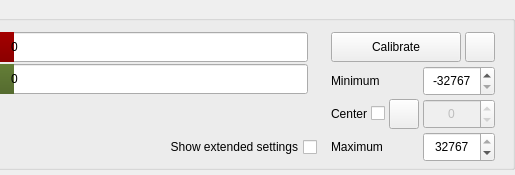
The window that src/widgets/axes/axes.ui (anpeaco/FreeJoyXConfiguratorQt) describes before a commit, drawn with Qt 5; both pictures show x 547 to 1062 and y 0 to 175 of the 1062 by 175 pixel window.
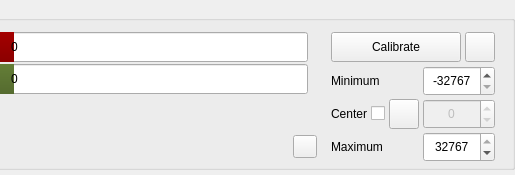
The same window after the commit. Icons and pictures are not drawn. Custom widgets are drawn as their Qt base class.

The edit to the form file:
```diff
--- a/src/widgets/axes/axes.ui
+++ b/src/widgets/axes/axes.ui
@@ -112,10 +112,7 @@
          </widget>
         </item>
         <item>
-         <widget class="QCheckBox" name="checkBox_ShowExtend">
-          <property name="cursor">
-           <cursorShape>PointingHandCursor</cursorShape>
-          </property>
+         <widget class="QToolButton" name="toolButton_ShowExtend">
           <property name="sizePolicy">
            <sizepolicy hsizetype="Fixed" vsizetype="Preferred">
             <horstretch>0</horstretch>
@@ -128,15 +125,11 @@
             <height>17</height>
            </size>
           </property>
-          <property name="layoutDirection">
-           <enum>Qt::RightToLeft</enum>
-          </property>
           <property name="toolTip">
            <string>Toggle prescaler, resolution, and axes-to-buttons sliders for this axis</string>
           </property>
-          <property name="text">
-           <string>Show extended settings</string>
-          </property>
+          <!-- Look (gear + "Extended Settings" + chevron) is applied in code via
+               freejoy_style::configureSectionToggle so it matches the DFU dialog. -->
          </widget>
         </item>
        </layout>
```
